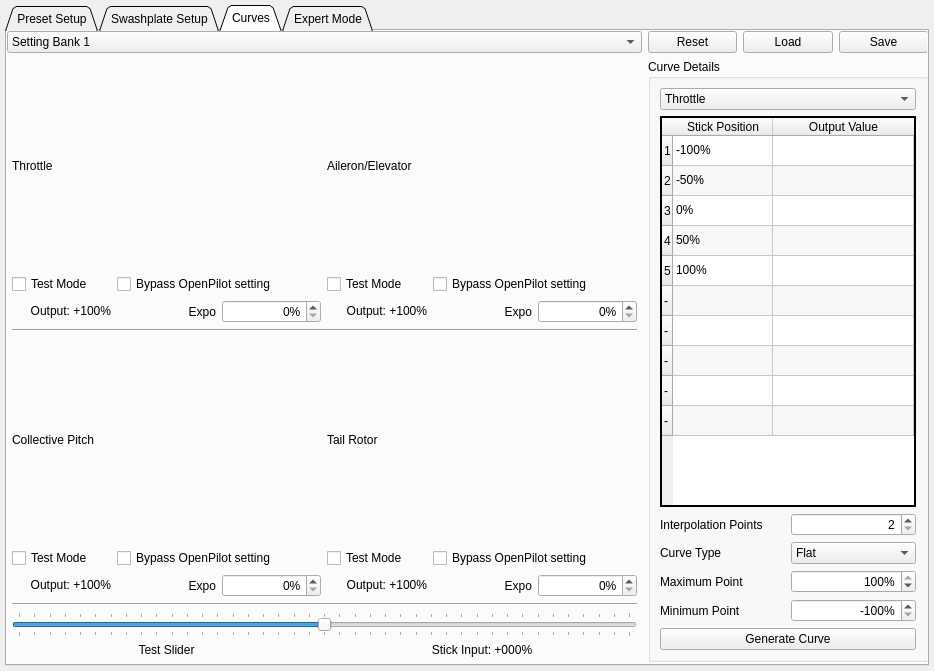
Qt form ground/openpilotgcs/src/plugins/config/fblheli.ui (vooon/OpenPilot) before a commit.
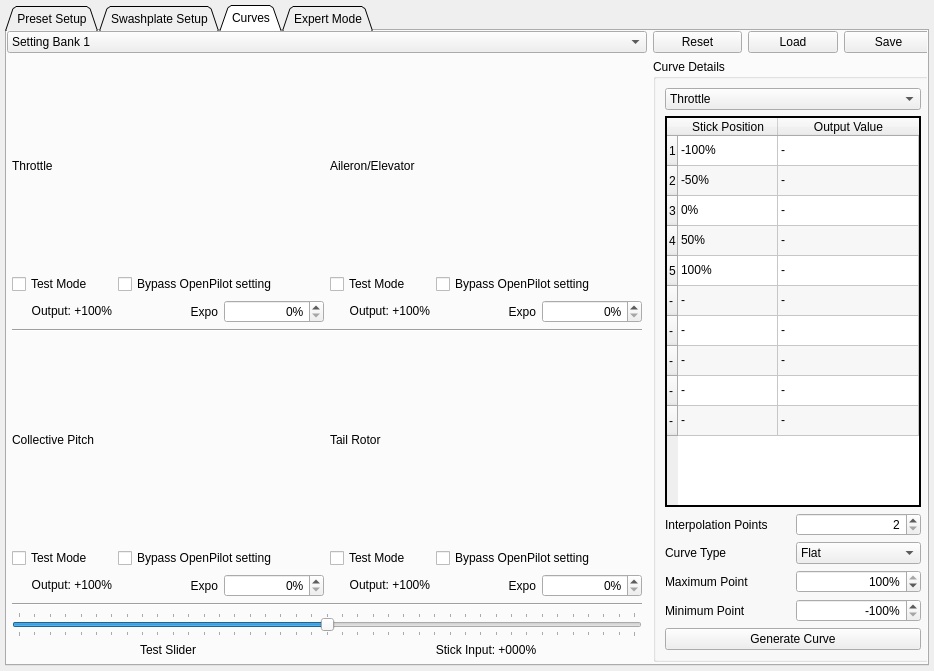
The same form after that commit. Custom widgets are drawn as their Qt base class.

Commit message: - finished curve generation code, works for 2-10 poonts, limited by spinbox to 2-5 points

What changed in the file:
```diff
--- a/ground/openpilotgcs/src/plugins/config/fblheli.ui
+++ b/ground/openpilotgcs/src/plugins/config/fblheli.ui
@@ -616,7 +616,7 @@
             <rect>
              <x>0</x>
              <y>0</y>
-             <width>921</width>
+             <width>926</width>
              <height>631</height>
             </rect>
            </property>
@@ -779,7 +779,7 @@
                  </item>
                  <item row="0" column="1">
                   <property name="text">
-                   <string/>
+                   <string>-</string>
                   </property>
                  </item>
                  <item row="1" column="0">
@@ -789,7 +789,7 @@
                  </item>
                  <item row="1" column="1">
                   <property name="text">
-                   <string/>
+                   <string>-</string>
                   </property>
                  </item>
                  <item row="2" column="0">
@@ -799,7 +799,7 @@
                  </item>
                  <item row="2" column="1">
                   <property name="text">
-                   <string/>
+                   <string>-</string>
                   </property>
                  </item>
                  <item row="3" column="0">
@@ -809,7 +809,7 @@
                  </item>
                  <item row="3" column="1">
                   <property name="text">
-                   <string/>
+                   <string>-</string>
                   </property>
                  </item>
                  <item row="4" column="0">
@@ -819,7 +819,57 @@
                  </item>
                  <item row="4" column="1">
                   <property name="text">
-                   <string/>
+                   <string>-</string>
+                  </property>
+                 </item>
+                 <item row="5" column="0">
+                  <property name="text">
+                   <string>-</string>
+                  </property>
+                 </item>
+                 <item row="5" column="1">
+                  <property name="text">
+                   <string>-</string>
+                  </property>
+                 </item>
+                 <item row="6" column="0">
+                  <property name="text">
+                   <string>-</string>
+                  </property>
+                 </item>
+                 <item row="6" column="1">
+                  <property name="text">
+                   <string>-</string>
+                  </property>
+                 </item>
+                 <item row="7" column="0">
+                  <property name="text">
+                   <string>-</string>
+                  </property>
+                 </item>
+                 <item row="7" column="1">
+                  <property name="text">
+                   <string>-</string>
+                  </property>
+                 </item>
+                 <item row="8" column="0">
+                  <property name="text">
+                   <string>-</string>
+                  </property>
+                 </item>
+                 <item row="8" column="1">
+                  <property name="text">
+                   <string>-</string>
+                  </property>
+                 </item>
+                 <item row="9" column="0">
+                  <property name="text">
+                   <string>-</string>
+                  </property>
+                 </item>
+                 <item row="9" column="1">
+                  <property name="text">
+                   <string>-</string>
                   </property>
                  </item>
                 </widget>
@@ -864,7 +914,7 @@
                   <number>2</number>
                  </property>
                  <property name="maximum">
-                  <number>10</number>
+                  <number>5</number>
                  </property>
                  <property name="value">
                   <number>2</number>
```
Left out of the diff: 12 changed lines with no effect on the pictures. The commit also changes 2 other files.
